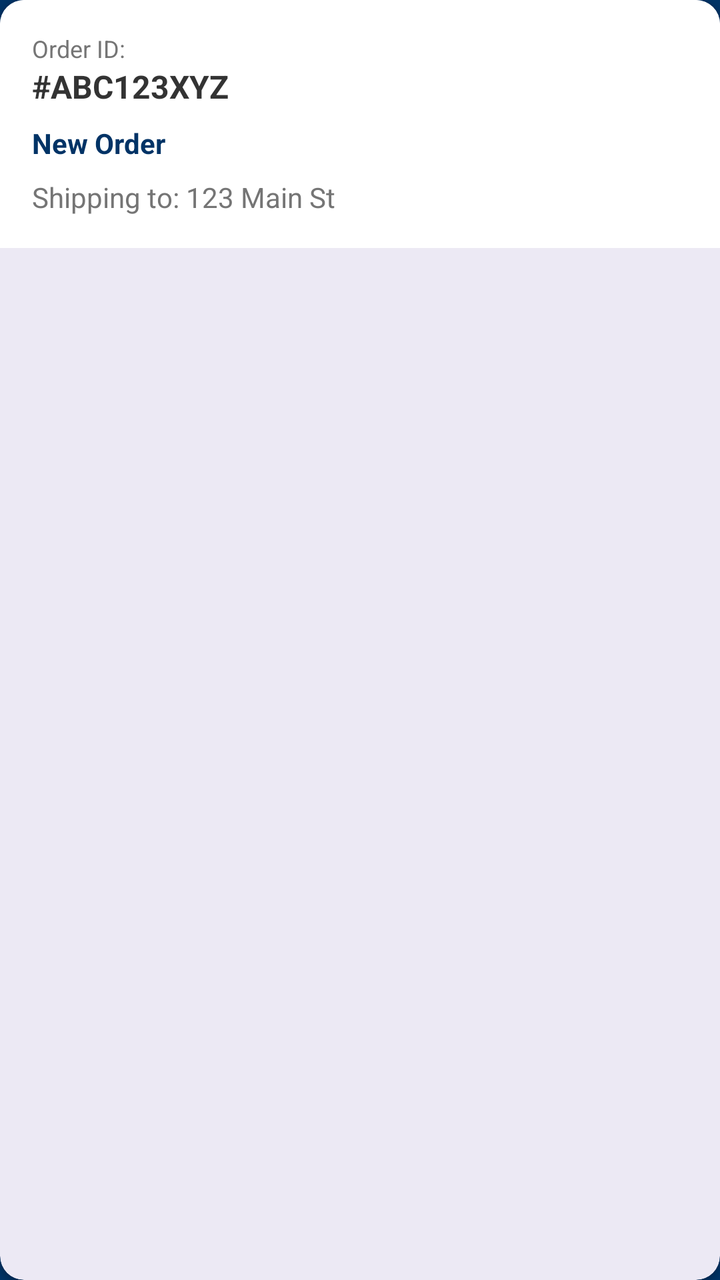
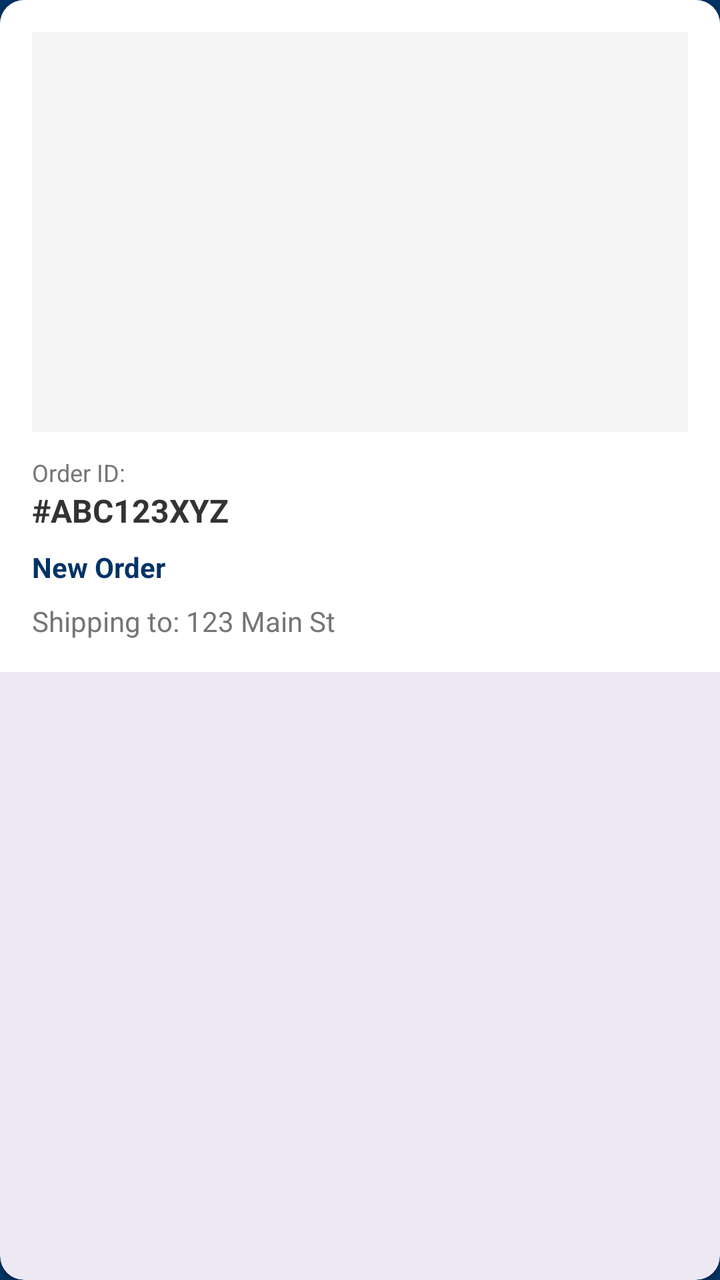

Two renders of the same Android screen: before a commit and after it. Below are the layout's source before the change and the commit's diff.
<!-- AndroidManifest.xml: application theme Theme.PrintIt -->
<!-- res/layout/item_order.xml -->
<?xml version="1.0" encoding="utf-8"?>
<com.google.android.material.card.MaterialCardView xmlns:android="http://schemas.android.com/apk/res/android"
    xmlns:app="http://schemas.android.com/apk/res-auto"
    android:layout_width="match_parent"
    android:layout_height="wrap_content"
    android:layout_marginBottom="12dp"
    app:cardCornerRadius="12dp"
    app:cardElevation="2dp"
    app:strokeWidth="0dp">

    <LinearLayout
        android:layout_width="match_parent"
        android:layout_height="wrap_content"
        android:orientation="vertical"
        android:background="@android:color/white"
        android:padding="16dp">

        <TextView
            android:layout_width="wrap_content"
            android:layout_height="wrap_content"
            android:text="Order ID:"
            android:textColor="#757575"
            android:textSize="12sp" />

        <TextView
            android:id="@+id/tvOrderId"
            android:layout_width="wrap_content"
            android:layout_height="wrap_content"
            android:text="#ABC123XYZ"
            android:textColor="#333333"
            android:textSize="16sp"
            android:textStyle="bold"
            android:layout_marginBottom="8dp"/>

        <TextView
            android:id="@+id/tvOrderStatus"
            android:layout_width="wrap_content"
            android:layout_height="wrap_content"
            android:text="New Order"
            android:textColor="@color/caicon_blue_primary"
            android:textSize="14sp"
            android:textStyle="bold"
            android:layout_marginBottom="8dp"/>

        <TextView
            android:id="@+id/tvOrderAddress"
            android:layout_width="wrap_content"
            android:layout_height="wrap_content"
            android:text="Shipping to: 123 Main St"
            android:textColor="#757575"
            android:textSize="14sp" />

    </LinearLayout>
</com.google.android.material.card.MaterialCardView>
<!-- resources referenced by this layout -->
<resources>
  <color name="caicon_blue_primary">#003366</color>
  <style name="Theme.PrintIt" parent="Base.Theme.PrintIt" />
  <style name="Base.Theme.PrintIt" parent="Theme.Material3.DayNight.NoActionBar">
          <item name="colorPrimary">@color/caicon_blue_primary</item>
          <item name="colorPrimaryVariant">@color/caicon_blue_primary</item>
  
          <item name="android:statusBarColor">@color/caicon_blue_primary</item>
          <item name="android:windowSplashScreenBackground" tools:targetApi="31">@color/caicon_blue_primary</item>
          <item name="android:windowBackground">@color/caicon_blue_primary</item>
  
          <item name="colorControlActivated">@color/caicon_blue_primary</item>
      </style>
</resources>

<!-- the commit's change to res/layout/item_order.xml (unified diff, before → after) -->
@@ -14,6 +14,15 @@
         android:orientation="vertical"
         android:background="@android:color/white"
         android:padding="16dp">
+
+        <ImageView
+            android:id="@+id/ivOrderImage"
+            android:layout_width="match_parent"
+            android:layout_height="200dp"
+            android:layout_marginBottom="12dp"
+            android:scaleType="fitCenter"
+            android:background="#F5F5F5"
+            android:contentDescription="Product Image" />
 
         <TextView
             android:layout_width="wrap_content"
